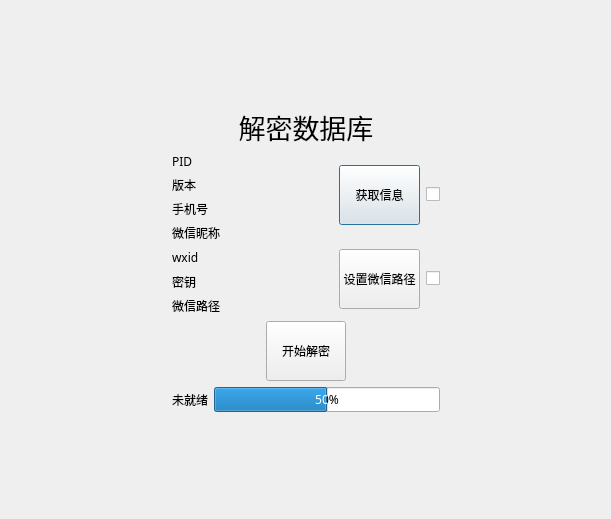
LC044/WeChatMsg, file app/ui_pc/tool/pc_decrypt/decryptUi.ui: the form before one commit.
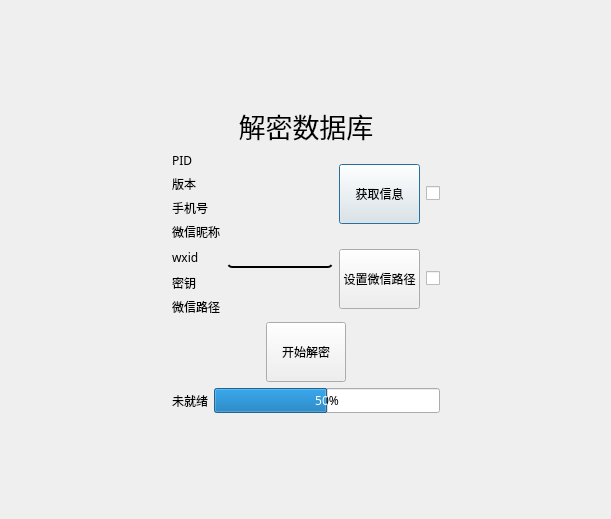
The form after the commit.

Diff of the .ui file:
```diff
--- a/app/ui_pc/tool/pc_decrypt/decryptUi.ui
+++ b/app/ui_pc/tool/pc_decrypt/decryptUi.ui
@@ -92,8 +92,16 @@
                                                     <item row="4" column="1">
                                                         <widget class="QLineEdit" name="lineEdit">
                                                             <property name="styleSheet">
-                                                                <string notr="true">
-                                                                    background:transparent;border-width:0;border-style:outset
+                                                                <string notr="true">background:transparent;
+
+                                                                    border-radius:5px;
+                                                                    border-top: 0px solid #b2e281;
+                                                                    border-bottom: 2px solid black;
+                                                                    border-right: 0px solid #b2e281;
+                                                                    border-left: 0px solid #b2e281;
+
+
+                                                                    border-style:outset
                                                                 </string>
                                                             </property>
                                                             <property name="frame">
```
